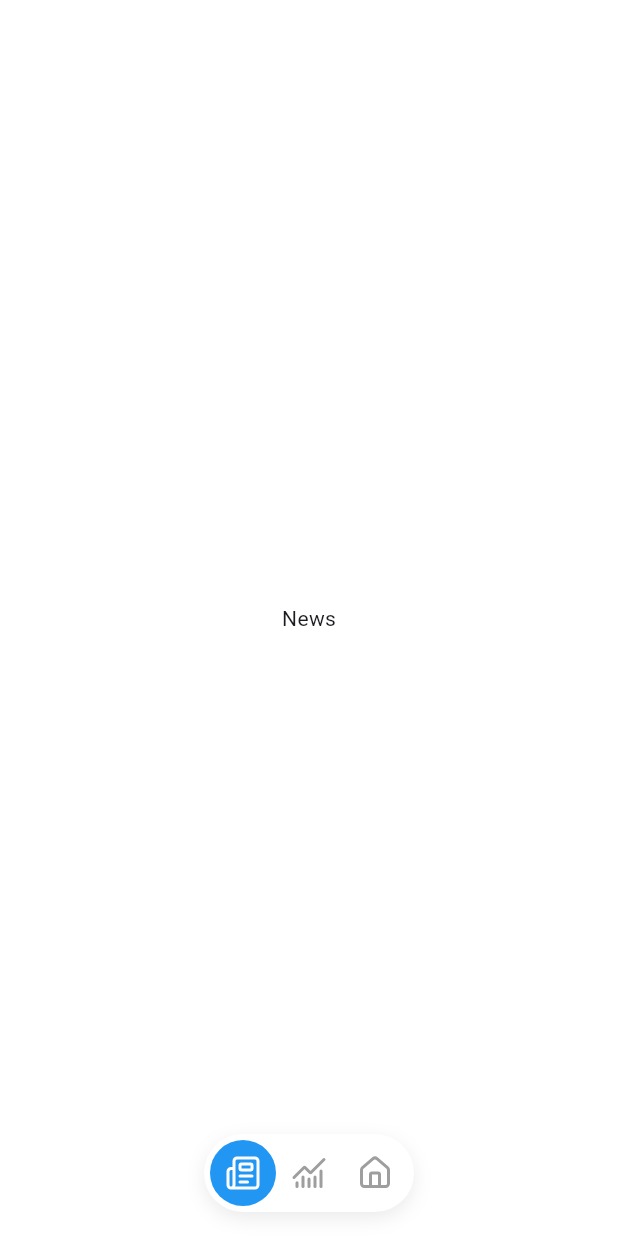
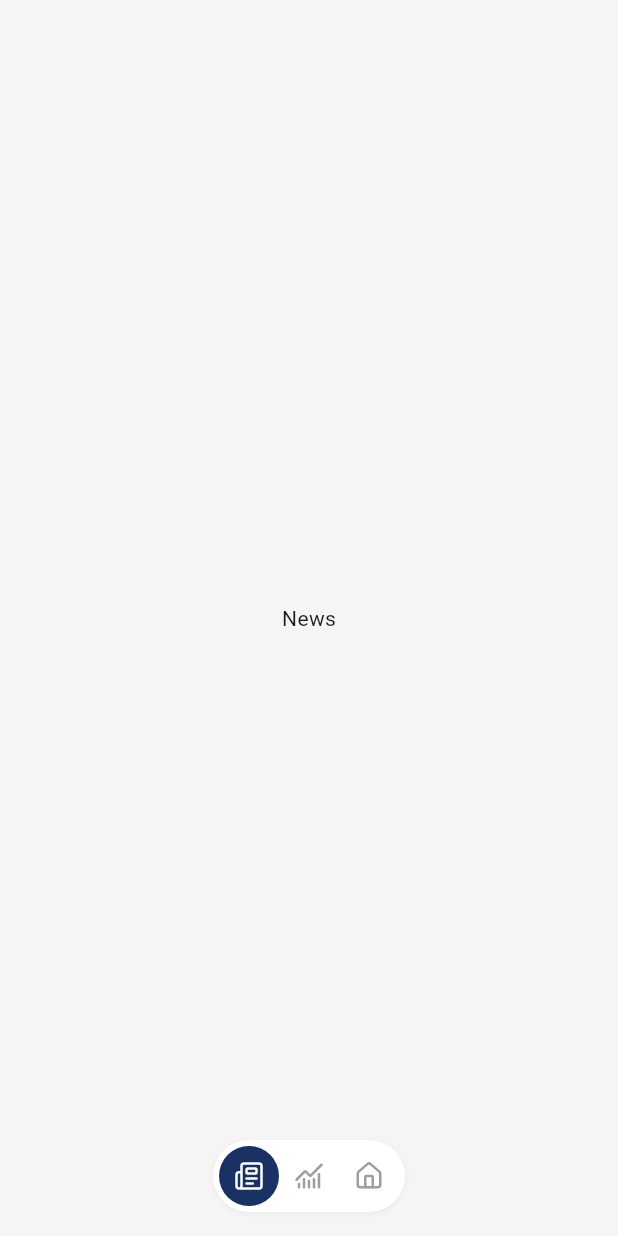
Before and after one commit to cacing69/radar-emas, a Flutter app: the screen it shows after launch, on a phone screen of 412 x 824 dp. Run offline on Flutter 3.47's test engine with Material 3 defaults, Android fonts, the phone set to English and light mode, and no system bars; our stand-ins replace lucide_icons_flutter.

Commit message:
Add AppColors class for centralized color management; update FloatingNavBar styles and HomePage background color

```diff
--- a/lib/presentation/screens/home_page.dart
+++ b/lib/presentation/screens/home_page.dart
@@ -26,7 +26,7 @@ class _HomePageState extends State<HomePage> {
   @override
   Widget build(BuildContext context) {
     return Scaffold(
-      backgroundColor: Colors.white,
+      backgroundColor: Colors.grey.shade100,
       // appBar: AppBar(title: const Text('Home Page')),
       body: SafeArea(
         child: Stack(
--- /dev/null
+++ b/lib/presentation/theme/app_colors.dart
@@ -0,0 +1,8 @@
+import 'package:flutter/material.dart';
+
+class AppColors {
+  static const primary = Color(0xff1A3263);
+  static const secondary = Color(0xff547792);
+  static const accent = Color(0xffFAB95B);
+  static const background = Color(0xffE8E2DB);
+}
--- a/lib/presentation/widgets/floating_nav_bar.dart
+++ b/lib/presentation/widgets/floating_nav_bar.dart
@@ -1,5 +1,6 @@
 import 'package:flutter/material.dart';
 import 'package:lucide_icons_flutter/lucide_icons.dart';
+import 'package:radar_emas/presentation/theme/app_colors.dart';
 
 class FloatingNavBar extends StatelessWidget {
   final int selectedIndex;
@@ -30,9 +31,9 @@ class FloatingNavBar extends StatelessWidget {
             borderRadius: BorderRadius.circular(30),
             boxShadow: [
               BoxShadow(
-                color: Colors.black.withValues(alpha: 0.08),
-                blurRadius: 10,
-                offset: const Offset(0, 4),
+                color: Colors.black.withValues(alpha: 0.05),
+                blurRadius: 3,
+                offset: const Offset(0, 1),
               ),
             ],
           ),
@@ -52,7 +53,9 @@ class FloatingNavBar extends StatelessWidget {
                       curve: Curves.easeInOutBack,
                       padding: const EdgeInsets.all(10),
                       decoration: BoxDecoration(
-                        color: selected ? Colors.blue : Colors.transparent,
+                        color: selected
+                            ? AppColors.primary
+                            : Colors.transparent,
                         shape: BoxShape.circle,
                       ),
                       child: AnimatedSwitcher(
@@ -60,6 +63,7 @@ class FloatingNavBar extends StatelessWidget {
                         child: Icon(
                           _icons[index],
                           key: ValueKey(selected),
+                          size: 20,
                           color: selected ? Colors.white : Colors.grey,
                         ),
                       ),
```
